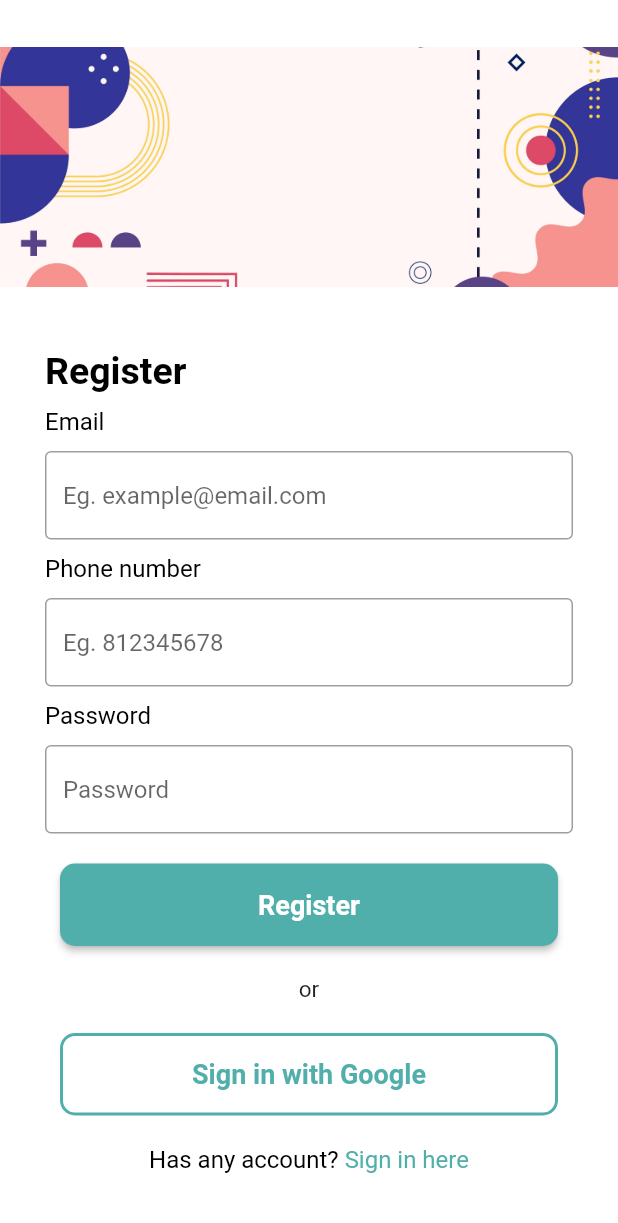
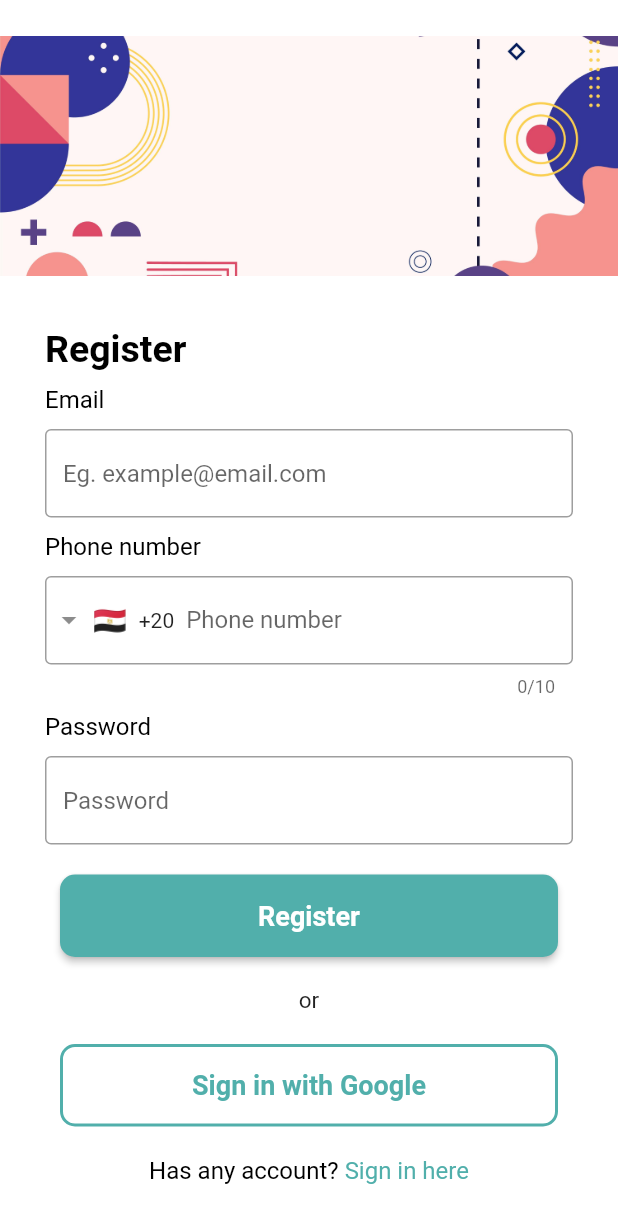
Before and after one commit to mohammedysamir/ui_design, a Flutter app: the RegisterScreen screen opened directly, on a phone screen of 412 x 824 dp. Shown: the top 1223 px of the screen. Run offline on Flutter 3.47's test engine with Material 2 defaults, Android fonts, the phone set to English and light mode, and no system bars; drawn by our look-alikes of intl_phone_field.

Commit message:
feat: added phone number field handler

```diff
--- a/lib/InputField.dart
+++ b/lib/InputField.dart
@@ -1,4 +1,5 @@
 import 'package:flutter/material.dart';
+import 'package:intl_phone_field/intl_phone_field.dart';
 
 class InputField extends StatelessWidget {
   final String label, hint;
@@ -30,6 +31,20 @@ class InputField extends StatelessWidget {
             style: const TextStyle(fontSize: 16, color: Colors.black),
           ),
         ),
+        //check if field is Phone field or not
+        if (isPhone)
+          IntlPhoneField(
+            initialCountryCode: 'EG',
+            onChanged: (phone) {
+              print("phone number is:${phone.completeNumber}");
+            },
+            decoration: InputDecoration(
+                labelText: label,
+                border: const OutlineInputBorder(
+                    borderSide:
+                        BorderSide(color: Color.fromARGB(255, 81, 175, 171)))),
+          )
+        else //is not phone
           TextFormField(
             obscureText: isPassword,
             textAlign: TextAlign.left,
@@ -44,7 +59,9 @@ class InputField extends StatelessWidget {
               return null;
             },
             decoration: InputDecoration(
-            border: const OutlineInputBorder(),
+              border: const OutlineInputBorder(
+                  borderSide:
+                      BorderSide(color: Color.fromARGB(255, 81, 175, 171))),
               hintText: hint,
             ),
           )
--- a/pubspec.yaml
+++ b/pubspec.yaml
@@ -34,6 +34,7 @@ dependencies:
   # The following adds the Cupertino Icons font to your application.
   # Use with the CupertinoIcons class for iOS style icons.
   cupertino_icons: ^1.0.2
+  intl_phone_field: ^3.0.0
 
 dev_dependencies:
   flutter_test:
```
Also changed, not shown: pubspec.lock. Lines whose indentation alone changed are shown as unchanged.
